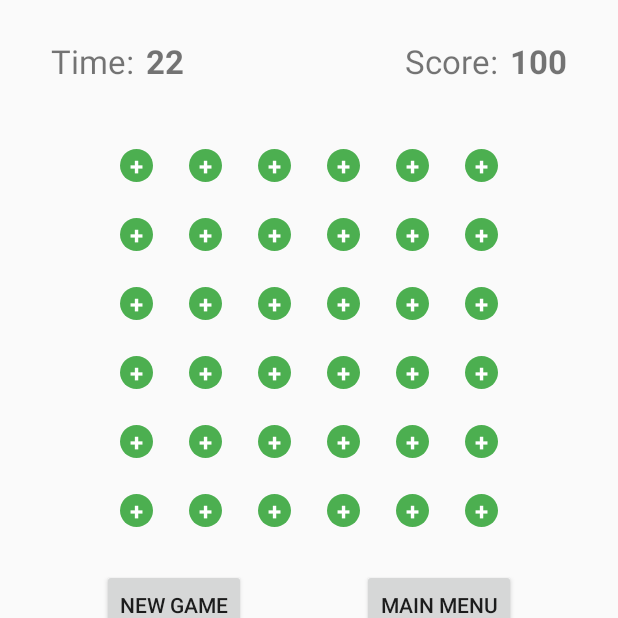
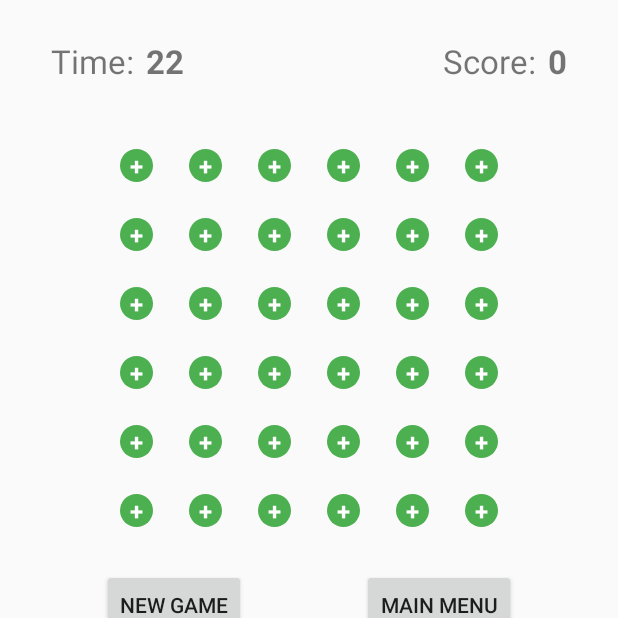
Before and after one commit to griffinjohndavid/Dots, an Android app: the GameActivity screen opened directly, with no data from a screen before it, after a tap on "NEW GAME", on a phone screen of 412 x 824 dp, the top half of it. Run offline under Robolectric (Android 15) with nearby library versions, the phone set to English and light mode, and no system bars.

Commit message:
More score/timer stuff

```diff
--- a/app/src/main/java/edu/harding/dots/DotsGame.java
+++ b/app/src/main/java/edu/harding/dots/DotsGame.java
@@ -97,8 +97,9 @@ public class DotsGame {
         return timeCount;
     }
 
-    public int getScore() {
-        return mScore;
+    public String getScore() {
+        String tempScore = (mScore + "");
+        return tempScore;
     }
 
     public Dot getDot(int row, int col) {
@@ -130,6 +131,8 @@ public class DotsGame {
     public AddDotStatus addDotToPath(Dot dot) {
         if (mMoves <= 0 && mTimer <= 0)
         {
+            // game is over, save score to highscores
+            gameOver();
             return AddDotStatus.Rejected;
         }
         else {
@@ -181,6 +184,10 @@ public class DotsGame {
         return AddDotStatus.Rejected;
     }
 
+    private void gameOver() {
+        // save mScore to something
+    }
+
     public void finishMove() {
         if (mDotPath.size() > 1) {
             // Move all dots above each dot in the path down
--- a/app/src/main/java/edu/harding/dots/GameActivity.java
+++ b/app/src/main/java/edu/harding/dots/GameActivity.java
@@ -15,6 +15,7 @@ public class GameActivity extends AppCompatActivity {
     private TextView[] mGameTextViews;
     private TextView mGameTimerValue;
     private TextView mGameTimer;
+    private TextView mScoreValue;
 
     private String mGameType;
 
@@ -32,6 +33,7 @@ public class GameActivity extends AppCompatActivity {
 
         mGameTimerValue = (TextView) findViewById(R.id.timeValue);
         mGameTimer = (TextView) findViewById(R.id.time);
+        mScoreValue = (TextView) findViewById(R.id.scoreValue);
 
         mGameTextViews = new TextView[(DotsGame.NUM_CELLS * DotsGame.NUM_CELLS)];
 
@@ -51,13 +53,24 @@ public class GameActivity extends AppCompatActivity {
             mGameTimerValue.setText(DotsGame.INIT_MOVES + "");
             mGameTimer.setText(R.string.movesText);
         }
+
         mGame = new DotsGame(mGameType);
+        mScoreValue.setText(mGame.getScore());
         drawBoard();
     }
 
     public void newGameClick(View view) {
         // May need more code?
         mGame = new DotsGame(mGameType);
+        mScoreValue.setText(mGame.getScore());
+        if (mGame.getGameType().equals("Moves"))
+        {
+            mGameTimerValue.setText(mGame.getMoves());
+        }
+        else if (mGame.getGameType().equals("Timed"))
+        {
+            mGameTimerValue.setText(mGame.getTime());
+        }
         drawBoard();
     }
 
@@ -133,6 +146,7 @@ public class GameActivity extends AppCompatActivity {
                 // add code for updating view
                 mGame.addDotToPath(mGame.getDot(row, col));
                 mGame.finishMove();
+                mScoreValue.setText(mGame.getScore());
                 if (mGame.getGameType().equals("Moves"))
                 {
                     mGameTimerValue.setText(mGame.getMoves());
```
